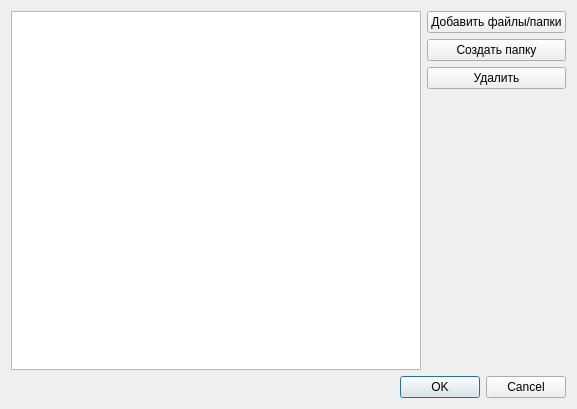
First picture: the form in versioncreatingform.ui, repository sokolukanton/overture, before the edit.
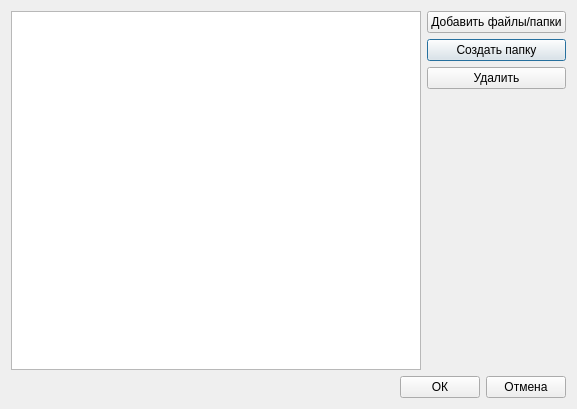
Second picture: the form after the edit.

```diff
--- a/versioncreatingform.ui
+++ b/versioncreatingform.ui
@@ -16,7 +16,7 @@
   <property name="windowTitle">
    <string>Новая версия</string>
   </property>
-  <layout class="QGridLayout" name="gridLayout_3">
+  <layout class="QGridLayout" name="gridLayout_5">
    <item row="0" column="0">
     <layout class="QGridLayout" name="gridLayout_2">
      <item row="0" column="1">
@@ -63,14 +63,39 @@
     </layout>
    </item>
    <item row="1" column="0">
-    <widget class="QDialogButtonBox" name="buttonBox">
-     <property name="orientation">
-      <enum>Qt::Horizontal</enum>
-     </property>
-     <property name="standardButtons">
-      <set>QDialogButtonBox::Cancel|QDialogButtonBox::Ok</set>
-     </property>
-    </widget>
+    <layout class="QGridLayout" name="gridLayout_4">
+     <item row="0" column="0">
+      <spacer name="horizontalSpacer">
+       <property name="orientation">
+        <enum>Qt::Horizontal</enum>
+       </property>
+       <property name="sizeHint" stdset="0">
+        <size>
+         <width>40</width>
+         <height>20</height>
+        </size>
+       </property>
+      </spacer>
+     </item>
+     <item row="0" column="1">
+      <layout class="QGridLayout" name="gridLayout_3">
+       <item row="0" column="0">
+        <widget class="QPushButton" name="okButton">
+         <property name="text">
+          <string>ОК</string>
+         </property>
+        </widget>
+       </item>
+       <item row="0" column="1">
+        <widget class="QPushButton" name="cancelButton">
+         <property name="text">
+          <string>Отмена</string>
+         </property>
+        </widget>
+       </item>
+      </layout>
+     </item>
+    </layout>
    </item>
   </layout>
  </widget>
```
Left out of the diff: 35 changed lines with no effect on the pictures.
